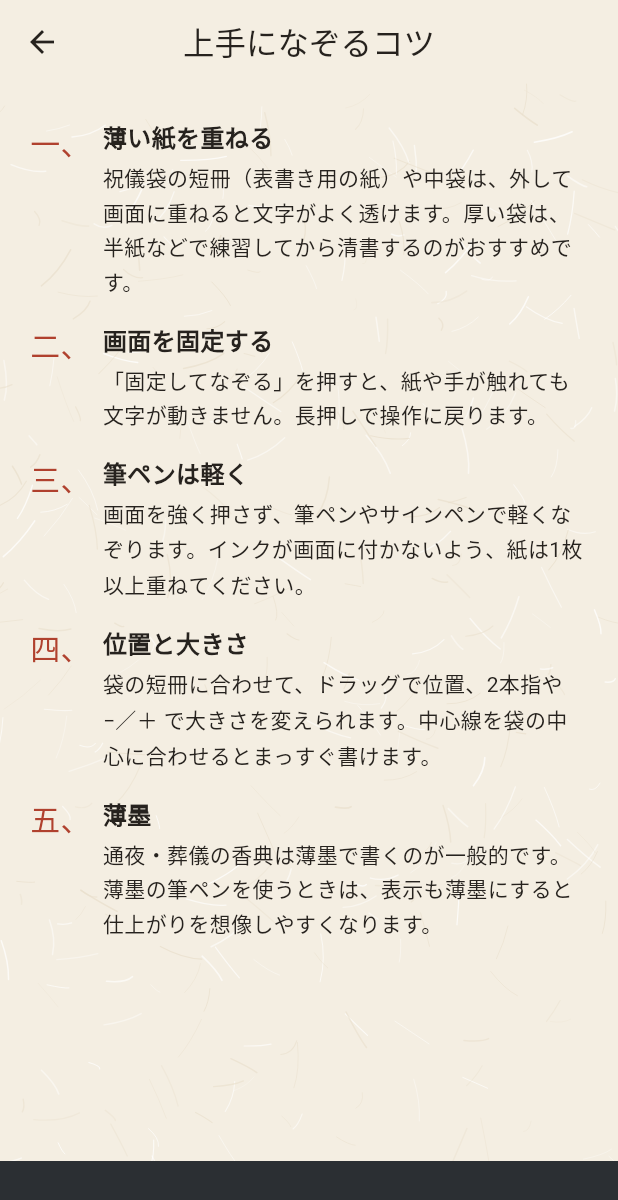
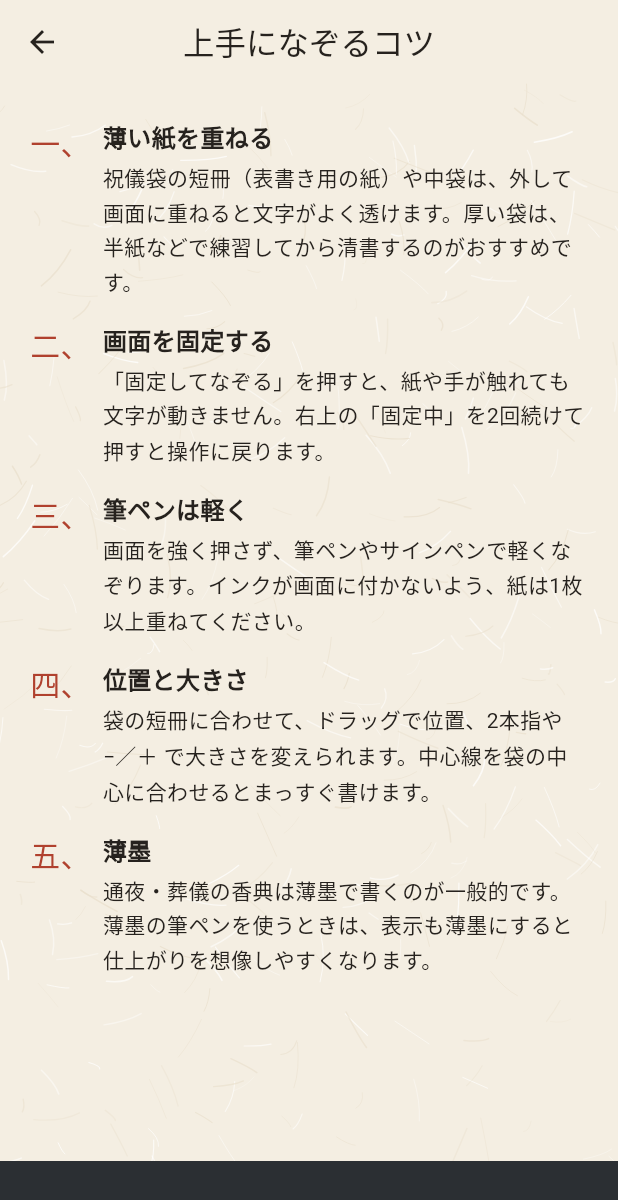
Before and after one commit to cedric1963y-lab/nazori-gaki, a Flutter app: the HowToPage screen opened directly, on a phone screen of 412 x 824 dp. Shown: the top 1200 px of the screen. Run offline on Flutter 3.47's test engine with Material 3 defaults, Android fonts, the phone set to English and light mode, and no system bars; our stand-ins replace google_mobile_ads, in_app_purchase, in_app_review, package_info_plus, shared_preferences, wakelock_plus; missing offline and left inert: app_tracking_transparency, in_app_purchase_storekit, screen_brightness; accounts and stored records are empty; Roboto replaces fonts that are missing (YujiSyuku).

Commit message:
1.2.4(7): 固定中は長押しで解除しない。右上の「固定中」ボタンを2回押して解除

```diff
--- a/lib/src/ui/settings_page.dart
+++ b/lib/src/ui/settings_page.dart
@@ -121,7 +121,7 @@ class HowToPage extends StatelessWidget {
 
   static const _tips = [
     ('薄い紙を重ねる', '祝儀袋の短冊（表書き用の紙）や中袋は、外して画面に重ねると文字がよく透けます。厚い袋は、半紙などで練習してから清書するのがおすすめです。'),
-    ('画面を固定する', '「固定してなぞる」を押すと、紙や手が触れても文字が動きません。長押しで操作に戻ります。'),
+    ('画面を固定する', '「固定してなぞる」を押すと、紙や手が触れても文字が動きません。右上の「固定中」を2回続けて押すと操作に戻ります。'),
     ('筆ペンは軽く', '画面を強く押さず、筆ペンやサインペンで軽くなぞります。インクが画面に付かないよう、紙は1枚以上重ねてください。'),
     ('位置と大きさ', '袋の短冊に合わせて、ドラッグで位置、2本指や −／＋ で大きさを変えられます。中心線を袋の中心に合わせるとまっすぐ書けます。'),
     ('薄墨', '通夜・葬儀の香典は薄墨で書くのが一般的です。薄墨の筆ペンを使うときは、表示も薄墨にすると仕上がりを想像しやすくなります。'),
--- a/pubspec.yaml
+++ b/pubspec.yaml
@@ -2,7 +2,7 @@ name: nazori_gaki
 description: "ご祝儀袋・香典袋の表書きと名前を、実寸の筆文字で表示してなぞり書きするiPhoneアプリ。"
 publish_to: 'none'
 
-version: 1.2.3+6
+version: 1.2.4+7
 
 environment:
   sdk: ^3.10.0
--- a/store/description.txt
+++ b/store/description.txt
@@ -6,7 +6,7 @@
 3. 袋の大きさと墨の色を選んで「なぞり書きを始める」
 4. 画面に紙を重ね、「画面を固定してなぞる」を押してから筆ペンでなぞる
 
-なぞり書きの画面では、明るさが最大になり、画面が自動で消えません。固定すると、紙や手が触れても文字が動きません（長押しで操作に戻ります）。
+なぞり書きの画面では、明るさが最大になり、画面が自動で消えません。固定すると、紙や手が触れても文字が動きません（右上の「固定中」を2回押すと操作に戻ります）。
 
 ■ 用途と表書き
 ・お祝い: 寿／御祝／御結婚御祝／御出産御祝／御入学御祝／御就職御祝／お年玉／内祝 など
--- a/store/fields.txt
+++ b/store/fields.txt
@@ -64,7 +64,7 @@ APP REVIEW NOTES
 1. ホームで「結婚祝い」を選ぶ
 2. 表書き「寿」を選び、お名前に「鈴木 隼人」と入力して「なぞり書きを始める」
 3. 実寸の縦書きが表示されます。上部の「表書き」「お名前」で切り替え、ドラッグで位置、2本指や −／＋ で大きさを調整できます
-4. 「画面を固定してなぞる」で操作が固定され、長押しで戻ります
+4. 「画面を固定してなぞる」で操作が固定され、右上の「固定中」を2回押すと戻ります
 5. ホームの「香典（仏式）」では、初めから薄墨（グレー）で表示されます
 
 アプリ内課金（非消耗型・買い切り）: jp.nazorigaki.app.unlock「全機能アンロック」¥300
```
Also changed, not shown: lib/src/ui/trace_page.dart (+42 -2 lines), 1 other file.
